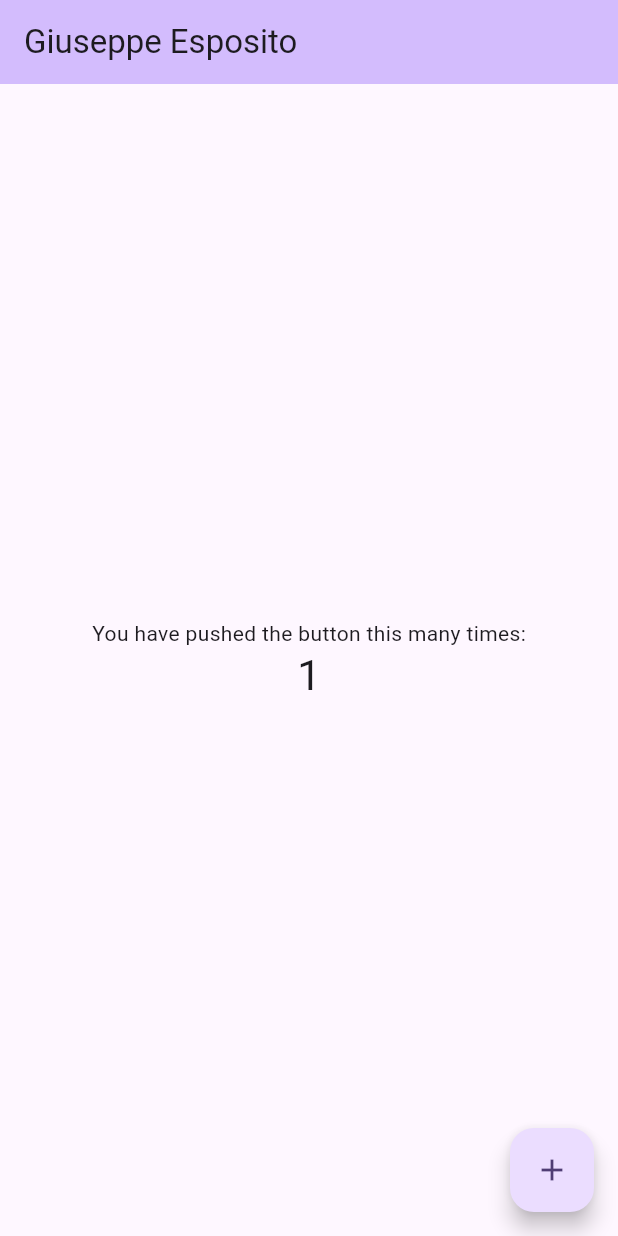
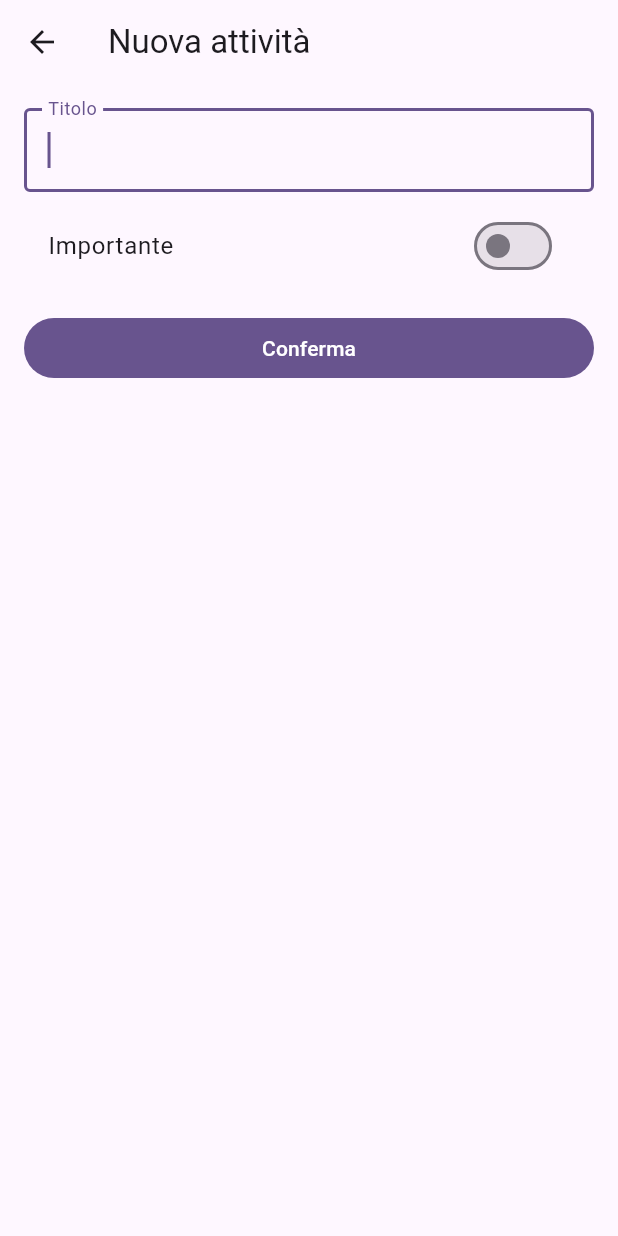
Before and after one commit to sepping12/emad-project, a Flutter app: the screen it shows after launch, after a tap on the "add" icon, on a phone screen of 412 x 824 dp. Run offline on Flutter 3.47's test engine with Material 3 defaults, Android fonts, the phone set to English and light mode, and no system bars.

Commit message:
Implement to-do list app (add, list, complete, delete tasks)

```diff
--- a/lib/main.dart
+++ b/lib/main.dart
@@ -1,4 +1,6 @@
 import 'package:flutter/material.dart';
+
+import 'screens/task_list_screen.dart';
 
 void main() {
   runApp(const MyApp());
@@ -7,116 +9,16 @@ void main() {
 class MyApp extends StatelessWidget {
   const MyApp({super.key});
 
-  // This widget is the root of your application.
   @override
   Widget build(BuildContext context) {
     return MaterialApp(
-      title: 'Giuseppe Esposito',
+      title: 'To-Do List',
+      debugShowCheckedModeBanner: false,
       theme: ThemeData(
-        // This is the theme of your application.
-        //
-        // TRY THIS: Try running your application with "flutter run". You'll see
-        // the application has a purple toolbar. Then, without quitting the app,
-        // try changing the seedColor in the colorScheme below to Colors.green
-        // and then invoke "hot reload" (save your changes or press the "hot
-        // reload" button in a Flutter-supported IDE, or press "r" if you used
-        // the command line to start the app).
-        //
-        // Notice that the counter didn't reset back to zero; the application
-        // state is not lost during the reload. To reset the state, use hot
-        // restart instead.
-        //
-        // This works for code too, not just values: Most code changes can be
-        // tested with just a hot reload.
         colorScheme: ColorScheme.fromSeed(seedColor: Colors.deepPurple),
+        useMaterial3: true,
       ),
-      home: const MyHomePage(title: 'Giuseppe Esposito'),
+      home: const TaskListScreen(),
     );
   }
 }
-
-class MyHomePage extends StatefulWidget {
-  const MyHomePage({super.key, required this.title});
-
-  // This widget is the home page of your application. It is stateful, meaning
-  // that it has a State object (defined below) that contains fields that affect
-  // how it looks.
-
-  // This class is the configuration for the state. It holds the values (in this
-  // case the title) provided by the parent (in this case the App widget) and
-  // used by the build method of the State. Fields in a Widget subclass are
-  // always marked "final".
-
-  final String title;
-
-  @override
-  State<MyHomePage> createState() => _MyHomePageState();
-}
-
-class _MyHomePageState extends State<MyHomePage> {
-  int _counter = 0;
-
-  void _incrementCounter() {
-    setState(() {
-      // This call to setState tells the Flutter framework that something has
-      // changed in this State, which causes it to rerun the build method below
-      // so that the display can reflect the updated values. If we changed
-      // _counter without calling setState(), then the build method would not be
-      // called again, and so nothing would appear to happen.
-      _counter++;
-    });
-  }
-
-  @override
-  Widget build(BuildContext context) {
-    // This method is rerun every time setState is called, for instance as done
-    // by the _incrementCounter method above.
-    //
-    // The Flutter framework has been optimized to make rerunning build methods
-    // fast, so that you can just rebuild anything that needs updating rather
-    // than having to individually change instances of widgets.
-    return Scaffold(
-      appBar: AppBar(
-        // TRY THIS: Try changing the color here to a specific color (to
-        // Colors.amber, perhaps?) and trigger a hot reload to see the AppBar
-        // change color while the other colors stay the same.
-        backgroundColor: Theme.of(context).colorScheme.inversePrimary,
-        // Here we take the value from the MyHomePage object that was created by
-        // the App.build method, and use it to set our appbar title.
-        title: Text(widget.title),
-      ),
-      body: Center(
-        // Center is a layout widget. It takes a single child and positions it
-        // in the middle of the parent.
-        child: Column(
-          // Column is also a layout widget. It takes a list of children and
-          // arranges them vertically. By default, it sizes itself to fit its
-          // children horizontally, and tries to be as tall as its parent.
-          //
-          // Column has various properties to control how it sizes itself and
-          // how it positions its children. Here we use mainAxisAlignment to
-          // center the children vertically; the main axis here is the vertical
-          // axis because Columns are vertical (the cross axis would be
-          // horizontal).
-          //
-          // TRY THIS: Invoke "debug painting" (choose the "Toggle Debug Paint"
-          // action in the IDE, or press "p" in the console), to see the
-          // wireframe for each widget.
-          mainAxisAlignment: MainAxisAlignment.center,
-          children: <Widget>[
-            const Text('You have pushed the button this many times:'),
-            Text(
-              '$_counter',
-              style: Theme.of(context).textTheme.headlineMedium,
-            ),
-          ],
-        ),
-      ),
-      floatingActionButton: FloatingActionButton(
-        onPressed: _incrementCounter,
-        tooltip: 'Increment',
-        child: const Icon(Icons.add),
-      ), // This trailing comma makes auto-formatting nicer for build methods.
-    );
-  }
-}
--- /dev/null
+++ b/lib/models/task.dart
@@ -0,0 +1,8 @@
+/// Un'attività della to-do list.
+class Task {
+  Task({required this.title, this.important = false, this.completed = false});
+
+  final String title;
+  final bool important;
+  bool completed;
+}
--- /dev/null
+++ b/lib/screens/add_task_screen.dart
@@ -0,0 +1,78 @@
+import 'package:flutter/material.dart';
+
+import '../models/task.dart';
+
+/// Schermata di creazione. Restituisce con Navigator.pop la nuova [Task];
+/// se l'utente rinuncia (es. tasto indietro) restituisce null.
+class AddTaskScreen extends StatefulWidget {
+  const AddTaskScreen({super.key});
+
+  @override
+  State<AddTaskScreen> createState() => _AddTaskScreenState();
+}
+
+class _AddTaskScreenState extends State<AddTaskScreen> {
+  final _controller = TextEditingController();
+  bool _important = false;
+  String? _error;
+
+  @override
+  void dispose() {
+    _controller.dispose();
+    super.dispose();
+  }
+
+  void _confirm() {
+    final title = _controller.text.trim();
+    if (title.isEmpty) {
+      setState(() => _error = 'Il titolo è obbligatorio');
+      return;
+    }
+    Navigator.pop(context, Task(title: title, important: _important));
+  }
+
+  @override
+  Widget build(BuildContext context) {
+    return Scaffold(
+      appBar: AppBar(title: const Text('Nuova attività')),
+      body: Padding(
+        padding: const EdgeInsets.all(16),
+        child: Column(
+          children: [
+            TextField(
+              controller: _controller,
+              autofocus: true,
+              textCapitalization: TextCapitalization.sentences,
+              decoration: InputDecoration(
+                labelText: 'Titolo',
+                border: const OutlineInputBorder(),
+                errorText: _error,
+              ),
+              // L'errore scompare appena il titolo viene corretto.
+              onChanged: (value) {
+                if (_error != null && value.trim().isNotEmpty) {
+                  setState(() => _error = null);
+                }
+              },
+              onSubmitted: (_) => _confirm(),
+            ),
+            const SizedBox(height: 8),
+            SwitchListTile(
+              title: const Text('Importante'),
+              value: _important,
+              onChanged: (v) => setState(() => _important = v),
+            ),
+            const SizedBox(height: 16),
+            SizedBox(
+              width: double.infinity,
+              child: FilledButton(
+                onPressed: _confirm,
+                child: const Text('Conferma'),
+              ),
+            ),
+          ],
+        ),
+      ),
+    );
+  }
+}
--- /dev/null
+++ b/lib/screens/task_list_screen.dart
@@ -0,0 +1,124 @@
+import 'package:flutter/material.dart';
+
+import '../models/task.dart';
+import 'add_task_screen.dart';
+
+class TaskListScreen extends StatefulWidget {
+  const TaskListScreen({super.key});
+
+  @override
+  State<TaskListScreen> createState() => _TaskListScreenState();
+}
+
+class _TaskListScreenState extends State<TaskListScreen> {
+  final List<Task> _tasks = [];
+
+  int get _completedCount => _tasks.where((t) => t.completed).length;
+
+  Future<void> _addTask() async {
+    final task = await Navigator.push<Task>(
+      context,
+      MaterialPageRoute(builder: (_) => const AddTaskScreen()),
+    );
+    if (task == null || !mounted) return; // rinuncia: nessun cambiamento
+    setState(() => _tasks.add(task));
+    ScaffoldMessenger.of(context)
+      ..hideCurrentSnackBar()
+      ..showSnackBar(const SnackBar(content: Text('Attività aggiunta')));
+  }
+
+  Future<void> _deleteTask(Task task) async {
+    final confirmed = await showDialog<bool>(
+      context: context,
+      builder: (ctx) => AlertDialog(
+        title: const Text('Eliminare attività?'),
+        content: Text('"${task.title}" verrà rimossa.'),
+        actions: [
+          TextButton(
+            onPressed: () => Navigator.pop(ctx, false),
+            child: const Text('Annulla'),
+          ),
+          FilledButton(
+            onPressed: () => Navigator.pop(ctx, true),
+            child: const Text('Elimina'),
+          ),
+        ],
+      ),
+    );
+    if (confirmed == true) {
+      setState(() => _tasks.remove(task));
+    }
+  }
+
+  @override
+  Widget build(BuildContext context) {
+    return Scaffold(
+      appBar: AppBar(
+        title: const Text('Le mie attività'),
+        bottom: PreferredSize(
+          preferredSize: const Size.fromHeight(28),
+          child: Padding(
+            padding: const EdgeInsets.only(bottom: 8),
+            child: Text(
+              'Completate: $_completedCount / ${_tasks.length}',
+              style: Theme.of(context).textTheme.titleSmall,
+            ),
+          ),
+        ),
+      ),
+      body: _tasks.isEmpty
+          ? const Center(
+              child: Padding(
+                padding: EdgeInsets.all(24),
+                child: Text(
+                  'Nessuna attività.\nPremi + per aggiungerne una.',
+                  textAlign: TextAlign.center,
+                  style: TextStyle(fontSize: 16),
+                ),
+              ),
+            )
+          : ListView.builder(
+              itemCount: _tasks.length,
+              itemBuilder: (context, i) => _buildTile(_tasks[i]),
+            ),
+      floatingActionButton: FloatingActionButton(
+        onPressed: _addTask,
+        tooltip: 'Nuova attività',
+        child: const Icon(Icons.add),
+      ),
+    );
+  }
+
+  Widget _buildTile(Task task) {
+    final scheme = Theme.of(context).colorScheme;
+    return ListTile(
+      leading: Checkbox(
+        value: task.completed,
+        onChanged: (v) => setState(() => task.completed = v ?? false),
+      ),
+      title: Text(
+        task.title,
+        style: TextStyle(
+          decoration: task.completed ? TextDecoration.lineThrough : null,
+          color: task.completed ? Colors.grey : null,
+          fontWeight: task.important ? FontWeight.bold : FontWeight.normal,
+        ),
+      ),
+      subtitle: Text(task.completed ? 'Completata' : 'Da fare'),
+      onTap: () => setState(() => task.completed = !task.completed),
+      trailing: Row(
+        mainAxisSize: MainAxisSize.min,
+        children: [
+          if (task.important)
+            Icon(Icons.star,
+                color: Colors.amber.shade700, semanticLabel: 'Importante'),
+          IconButton(
+            icon: Icon(Icons.delete_outline, color: scheme.error),
+            tooltip: 'Elimina',
+            onPressed: () => _deleteTask(task),
+          ),
+        ],
+      ),
+    );
+  }
+}
```
Also changed, not shown: 1 other file.
